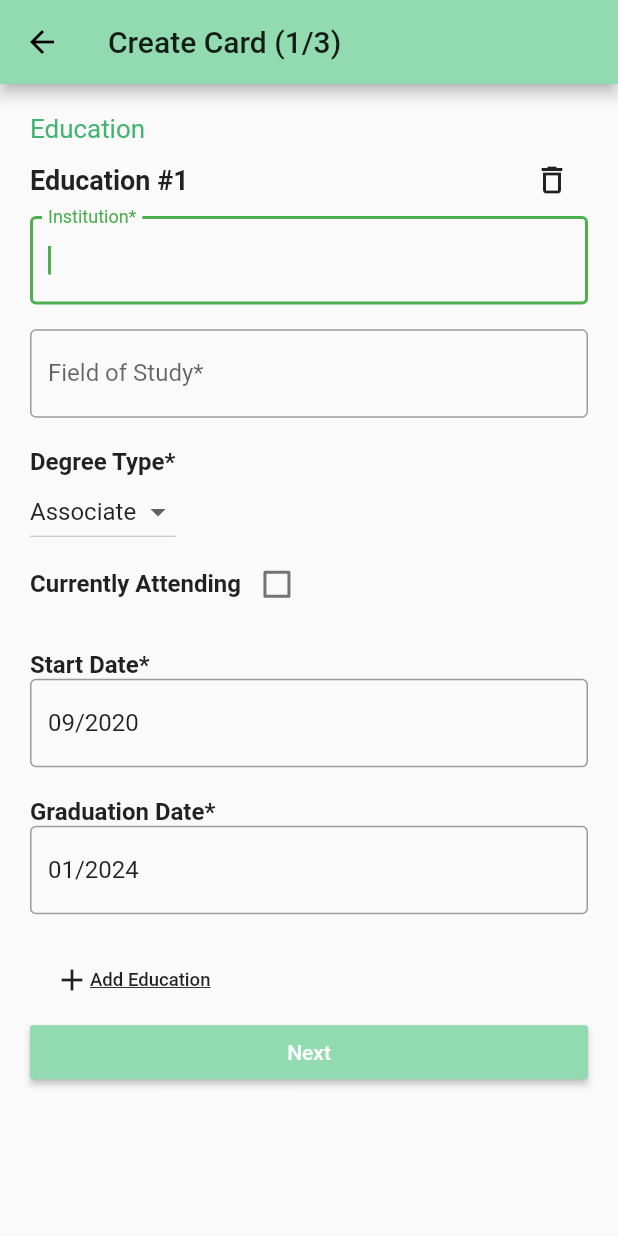
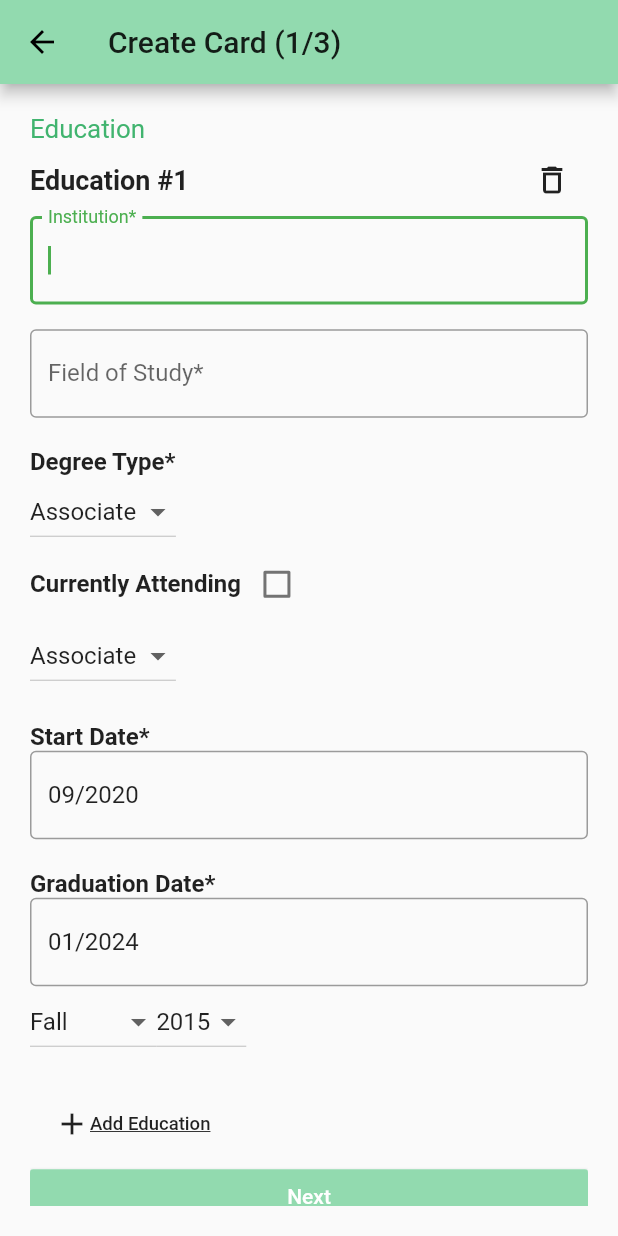
Before and after one commit to awarrier99/Digital-Trading-Cards, a Flutter app: the CreateCard1 screen opened directly, after a tap on an icon or button, on a phone screen of 412 x 824 dp. Run offline on Flutter 3.47's test engine with Material 2 defaults, Android fonts, the light colour scheme and no system bars; Roboto replaces fonts that are missing (Montserrat).

Commit message:
merge conflicts resolved

```diff
--- a/src/server/lib/models/db/User.dart
+++ b/src/server/lib/models/db/User.dart
@@ -97,24 +97,14 @@ class User extends Serializable {
       final studentRow = (await ServerChannel.db.query(sql2, [id])).first;
       return Student.create(
           firstName: userRow['first_name'] as String,
-<<<<<<< HEAD
-          lastName: userRow['last_anem'] as String,
-=======
           lastName: userRow['last_name'] as String,
->>>>>>> 5cfaeeb335c85043050b94acb6d2c9b3b661b14e
           username: userRow['username'] as String,
           country: userRow['country'] as String,
           state: userRow['state'] as String,
           city: userRow['city'] as String,
-<<<<<<< HEAD
           password: userRow['password'] as String,
           gpa: studentRow[1] as double)
-        ..id = id;
-=======
-          gpa: studentRow['gpa'] as double
-      )
           ..id = id;
->>>>>>> 5cfaeeb335c85043050b94acb6d2c9b3b661b14e
     }
 
     const sql3 = '''
@@ -123,7 +113,6 @@ class User extends Serializable {
     ''';
     final recruiterRow = (await ServerChannel.db.query(sql3, [id])).first;
     return Recruiter.create(
-<<<<<<< HEAD
         firstName: userRow[1] as String,
         lastName: userRow[2] as String,
         username: userRow[3] as String,
@@ -133,18 +122,6 @@ class User extends Serializable {
         company: Company.create(name: recruiterRow[1] as String),
         website: recruiterRow[2] as String)
       ..id = id;
-=======
-        firstName: userRow['first_name'] as String,
-        lastName: userRow['last_name'] as String,
-        username: userRow['username'] as String,
-        country: userRow['country'] as String,
-        state: userRow['state'] as String,
-        city: userRow['city'] as String,
-        company: Company.create(name: recruiterRow['company'] as String),
-        website: recruiterRow['website'] as String
-    )
-        ..id = id;
->>>>>>> 5cfaeeb335c85043050b94acb6d2c9b3b661b14e
   }
 
   static Future<User> getLoginCreds(String username) {}
--- a/src/ui/lib/components/forms/DropdownFormField.dart
+++ b/src/ui/lib/components/forms/DropdownFormField.dart
@@ -33,6 +33,7 @@ class _DropdownFormFieldState extends State<DropdownFormField> {
             dropdownValue = newValue;
           });
           if (widget.onChanged != null) widget.onChanged(newValue);
+          // widget.onChanged(newValue);
         },
         items: widget.data.map<DropdownMenuItem<String>>((String value) {
           return DropdownMenuItem<String>(
--- a/src/ui/lib/components/forms/EducationInputs.dart
+++ b/src/ui/lib/components/forms/EducationInputs.dart
@@ -109,6 +109,7 @@ class EducationInputsState extends State<EducationInputs> {
           ],
           crossAxisAlignment: CrossAxisAlignment.center,
         ),
+        DropdownFormField(['Associate', 'Bachelor\'s', 'Master\'s', 'Doctoral']),
         Container(
             margin: EdgeInsets.only(top: 20),
             child: Text(
@@ -139,6 +140,11 @@ class EducationInputsState extends State<EducationInputs> {
               widget.model.endDate = value;
           }
         ),
+
+        Row(children: [
+          DropdownFormField(['Fall', 'Spring', 'Summer']),
+          DropdownFormField(new List<String>.generate(10, (i) => (i + DateTime.now().year - 5).toString())),
+        ])
       ],
     );
   }
--- a/src/ui/lib/models/CardInfo.dart
+++ b/src/ui/lib/models/CardInfo.dart
@@ -7,9 +7,7 @@ class Company {
   String name;
 
   Map<String, dynamic> toJson() {
-    return {
-      'name': name
-    };
+    return {'name': name};
   }
 }
 
@@ -21,6 +19,7 @@ class User {
   String state;
   String city;
   String type;
+  String password;
 
   double gpa;
 
@@ -35,7 +34,8 @@ class User {
       'country': country,
       'state': state,
       'city': city,
-      'type': type
+      'password': 'password',
+      'type': type,
     };
     if (type == 'Student') {
       map.putIfAbsent('gpa', () => gpa);
@@ -53,10 +53,7 @@ class Institution {
   String longName;
 
   Map<String, dynamic> toJson() {
-    return {
-      'name': name,
-      'longName': longName
-    };
+    return {'name': name, 'longName': longName};
   }
 }
 
@@ -64,9 +61,7 @@ class Field {
   String name;
 
   Map<String, dynamic> toJson() {
-    return {
-      'name': name
-    };
+    return {'name': name};
   }
 }
 
@@ -132,9 +127,7 @@ class Skill {
   String name;
 
   Map<String, dynamic> toJson() {
-    return {
-      'name': name
-    };
+    return {'name': name};
   }
 }
 
@@ -142,9 +135,7 @@ class Interest {
   String name;
 
   Map<String, dynamic> toJson() {
-    return {
-      'name': name
-    };
+    return {'name': name};
   }
 }
 
--- a/src/ui/lib/screens/ViewSavedCards.dart
+++ b/src/ui/lib/screens/ViewSavedCards.dart
@@ -1,6 +1,6 @@
 import 'package:flutter/material.dart';
 
-import './Basic_Info_Form.dart';
+// import './Basic_Info_Form.dart';
 import '../components/Cards/SummaryCard.dart';
 
 
```
Also changed, not shown: src/ui/lib/screens/WelcomeScreen.dart (+24 -3 lines).
